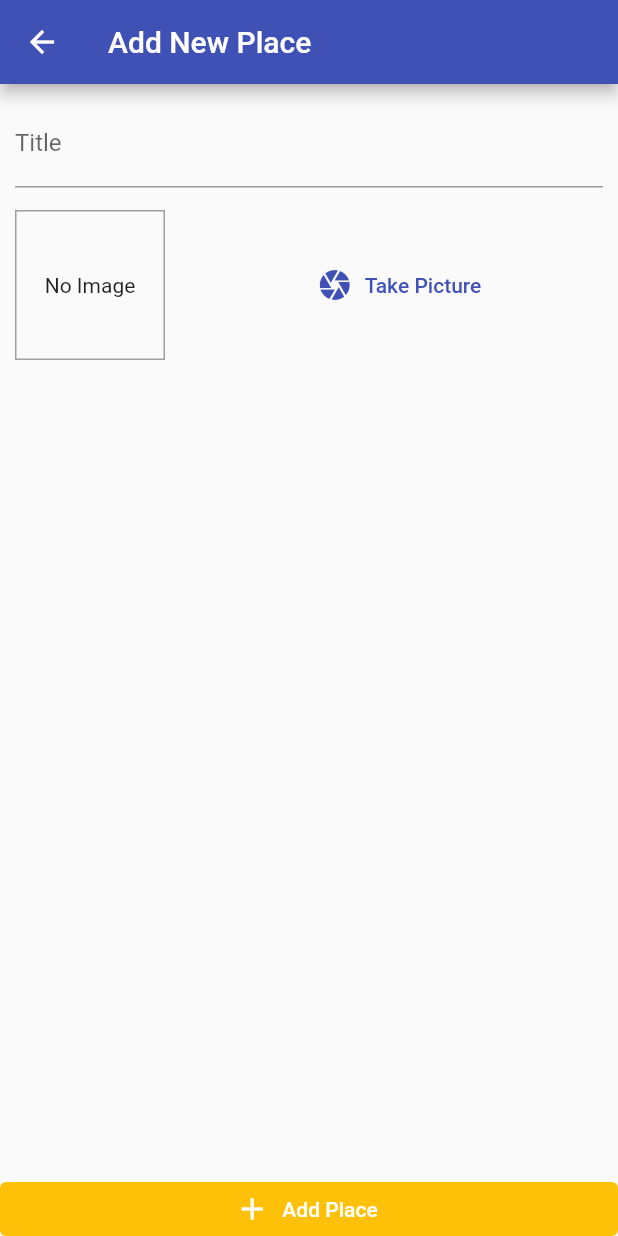
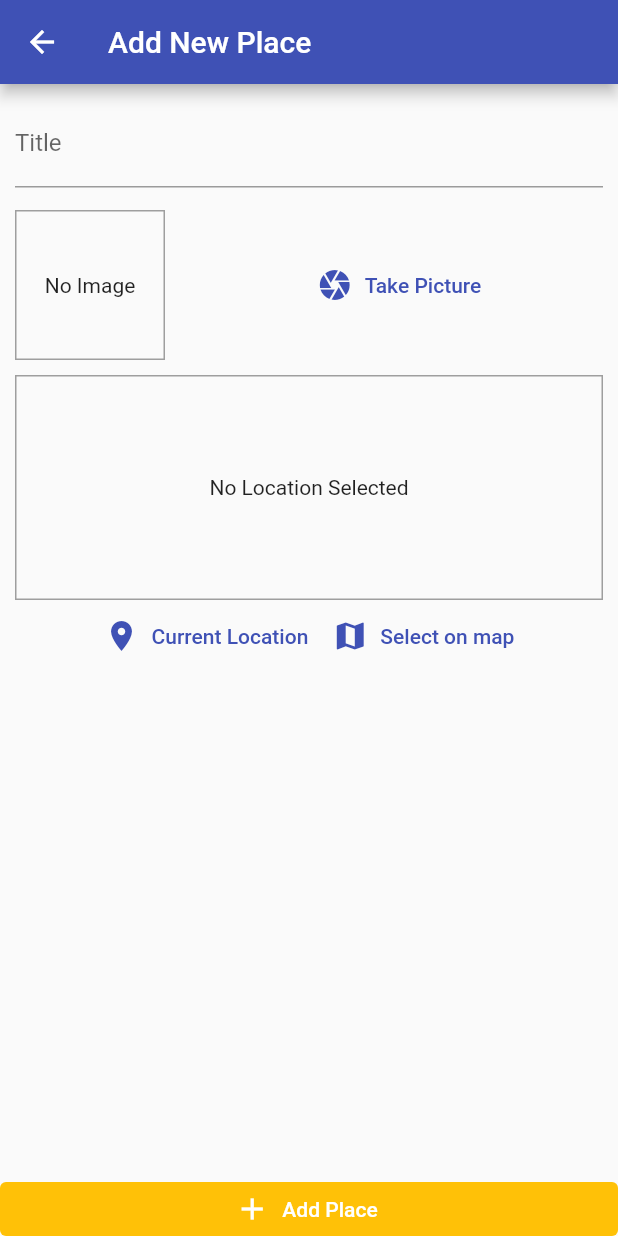
Before and after one commit to saad0259/app_26_great_places, a Flutter app: the AddPlacesScreen screen opened by its route, on a phone screen of 412 x 824 dp. Run offline on Flutter 3.47's test engine with Material 2 defaults, Android fonts, the phone set to English and light mode, and no system bars; our stand-ins replace image_picker, location, sqflite; accounts and stored records are empty.

Commit message:
static Map preview URL

```diff
--- /dev/null
+++ b/lib/helpers/location_helper.dart
@@ -0,0 +1,8 @@
+const GOOGLE_API = 'AIzaSyDGVdifKHexYzYZjIF615HPm5e00AzqO4g';
+
+class LocationHelper {
+  static String generateLocationPreview(
+      {required double latitude, required double longitude}) {
+    return 'https://maps.googleapis.com/maps/api/staticmap?center=&$latitude,$longitude&zoom=14&size=600x300&maptype=roadmap &markers=color:red%7Clabel:C%7C$latitude,$longitude&key=$GOOGLE_API';
+  }
+}
--- a/lib/screens/add_places_screen.dart
+++ b/lib/screens/add_places_screen.dart
@@ -5,6 +5,7 @@ import 'package:provider/provider.dart';
 
 import '../providers/great_places.dart';
 import '../widgets/input_image.dart';
+import '../widgets/input_location.dart';
 
 class AddPlacesScreen extends StatefulWidget {
   static const routeName = '/add-places-screen';
@@ -28,7 +29,6 @@ class _AddPlacesScreenState extends State<AddPlacesScreen> {
     Provider.of<GreatPlaces>(context, listen: false)
         .addPlace(_titleController.text, _pickedImage!);
     Navigator.of(context).pop();
-
   }
 
   @override
@@ -52,6 +52,10 @@ class _AddPlacesScreenState extends State<AddPlacesScreen> {
                       controller: _titleController,
                     ),
                     InputImage(_selectImage),
+                    const SizedBox(
+                      height: 10,
+                    ),
+                    InputLocation(),
                     // TextButton(onPressed: (){}, child: null),
                   ],
                 ),
--- /dev/null
+++ b/lib/widgets/input_location.dart
@@ -0,0 +1,75 @@
+import 'package:flutter/material.dart';
+import 'package:location/location.dart';
+
+import '../helpers/location_helper.dart';
+
+class InputLocation extends StatefulWidget {
+  const InputLocation({Key? key}) : super(key: key);
+
+  @override
+  _InputLocationState createState() => _InputLocationState();
+}
+
+class _InputLocationState extends State<InputLocation> {
+  String? _previewImageUrl;
+
+  Future<void> _getCurrentLocation() async {
+    final locData = await Location().getLocation();
+    if (locData.latitude != null && locData.longitude != null) {
+      final staticMapImageUrl = LocationHelper.generateLocationPreview(
+        latitude: locData.latitude!,
+        longitude: locData.longitude!,
+      );
+      setState(() {
+        _previewImageUrl = staticMapImageUrl;
+      });
+    }
+  }
+
+  @override
+  Widget build(BuildContext context) {
+    return Column(
+      children: [
+        Container(
+          decoration: BoxDecoration(
+            border: Border.all(width: 1, color: Colors.grey),
+          ),
+          alignment: Alignment.center,
+          height: 150,
+          width: double.infinity,
+          child: _previewImageUrl == null
+              ? Text(
+                  'No Location Selected',
+                  textAlign: TextAlign.center,
+                )
+              : Image.network(
+                  _previewImageUrl!,
+                  fit: BoxFit.cover,
+                  width: double.infinity,
+                ),
+        ),
+        Row(
+          mainAxisAlignment: MainAxisAlignment.center,
+          children: [
+            TextButton.icon(
+              icon: Icon(Icons.location_on),
+              label: Text(
+                'Current Location',
+                style: TextStyle(color: Theme.of(context).primaryColor),
+              ),
+              onPressed: _getCurrentLocation,
+            ),
+            TextButton.icon(
+              icon: Icon(Icons.map),
+              label: Text(
+                'Select on map',
+                style: TextStyle(color: Theme.of(context).primaryColor),
+              ),
+              onPressed: () {},
+            ),
+          ],
+        )
+      ],
+    );
+  }
+}
--- a/pubspec.yaml
+++ b/pubspec.yaml
@@ -28,6 +28,8 @@ dependencies:
   path: ^1.8.0
   path_provider: any
   sqflite: ^2.0.0+4
+  location: ^4.3.0
+  google_maps_flutter: any
 
 
   # The following adds the Cupertino Icons font to your application.
```
Also changed, not shown: pubspec.lock, 4 other files.
